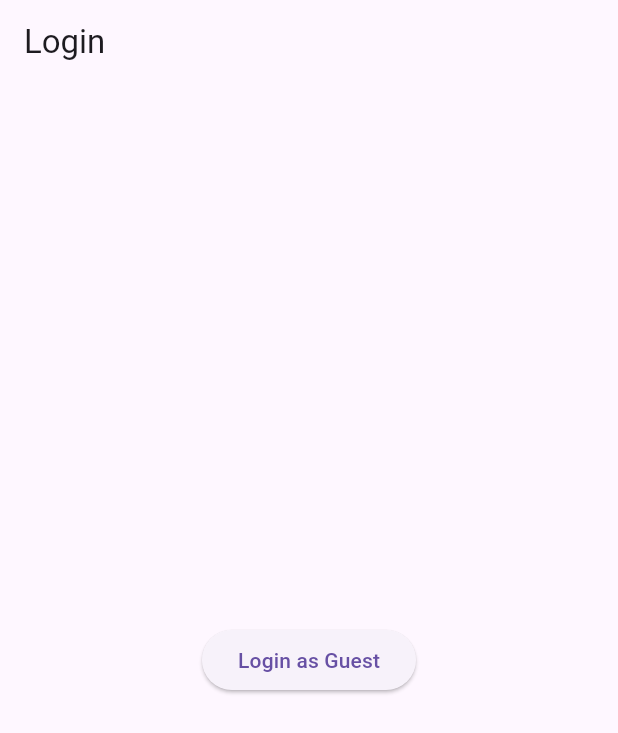
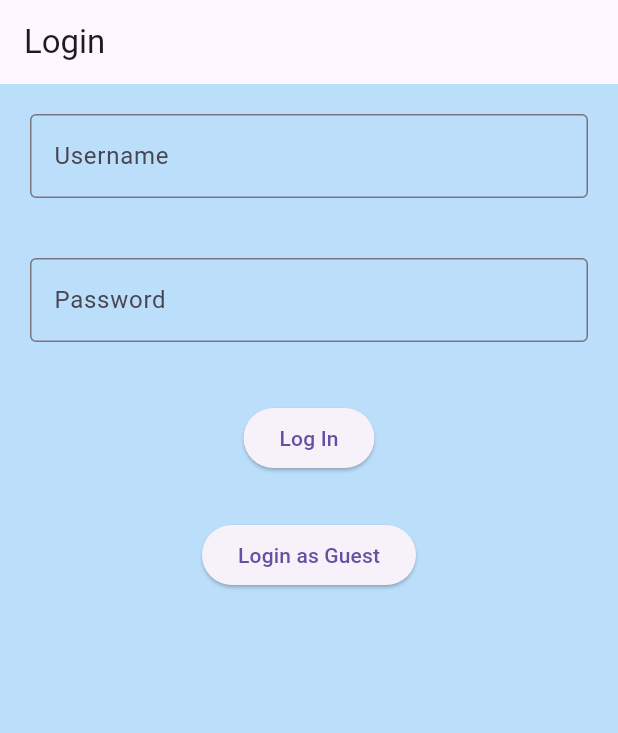
Before and after one commit to Choiboin/CalorieApp, a Flutter app: the screen it shows after launch, on a phone screen of 412 x 824 dp. Shown: the top 733 px of the screen. Run offline on Flutter 3.47's test engine with Material 3 defaults, Android fonts, the phone set to English and light mode, and no system bars.

Commit message:
login page complete

```diff
--- a/calorieapp/lib/pages/Login.dart
+++ b/calorieapp/lib/pages/Login.dart
@@ -7,18 +7,59 @@ class Login extends StatelessWidget {
   @override
   Widget build(BuildContext context) {
     return Scaffold(
+      backgroundColor: Colors.blue[100],
       appBar: AppBar(title: Text("Login")),
-      body: Center(
+      body: SingleChildScrollView(
+        child: Center(
+          child: Column(
+            mainAxisAlignment: MainAxisAlignment.center,
+            children: [
+              Padding(
+                padding: const EdgeInsets.all(20.0),
+                child: TextField(
+                  decoration: InputDecoration(
+                    border: OutlineInputBorder(),
+                    labelText: 'Username',
+                  ),
+                ),
+              ),
+              Padding(
+                padding: const EdgeInsets.all(20.0),
+                child: TextField(
+                  decoration: InputDecoration(
+                    border: OutlineInputBorder(),
+                    labelText: 'Password',
+                  ),
+                ),
+              ),
+              Padding(
+                padding: const EdgeInsets.all(20.0),
+                child: ElevatedButton(
+                  child: Text("Log In"),
+                  onPressed: () {
+                    // Navigate to chatscreen
+                    Navigator.push(
+                      context,
+                      MaterialPageRoute(builder: (context) => chatscreen()),
+                    );
+                  },
+                ),
+              ),
+              Padding(
+                padding: const EdgeInsets.all(10.0),
                 child: ElevatedButton(
                   child: Text("Login as Guest"),
                   onPressed: () {
-            // navigate to chatscreen
+                    // Navigate to chatscreen
                     Navigator.push(
                       context,
-              MaterialPageRoute(
-                  builder: (context) => chatscreen()), // MaterialPageRoute
+                      MaterialPageRoute(builder: (context) => chatscreen()),
                     );
                   },
+                ),
+              ),
+            ],
+          ),
         ),
       ),
     );
```
Lines whose indentation alone changed are shown as unchanged.
